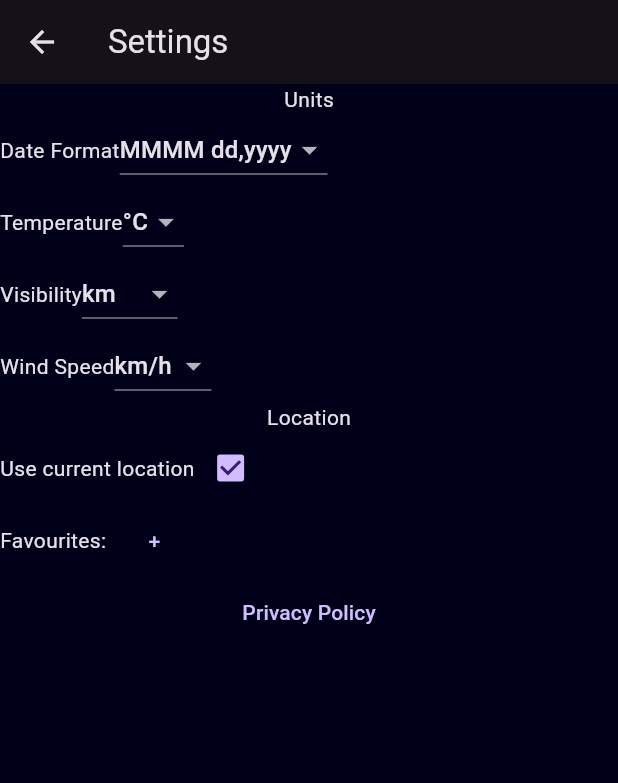
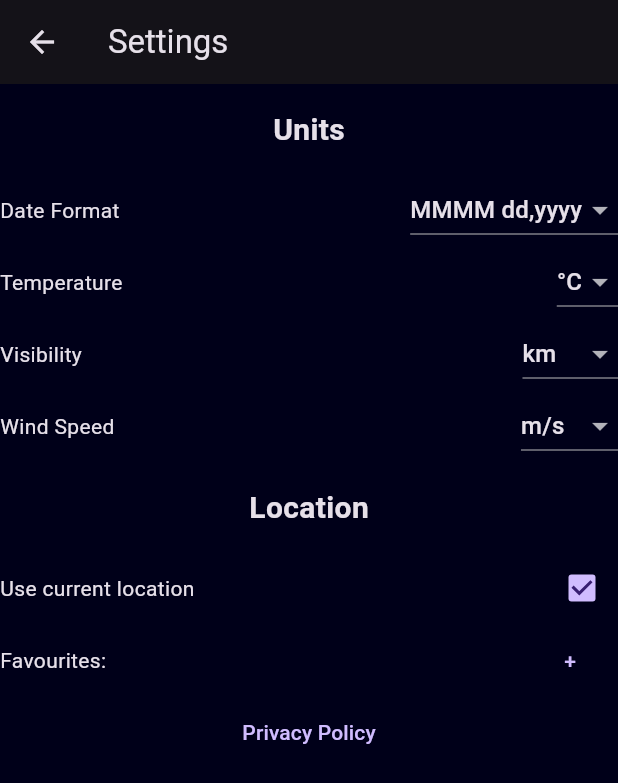
Before and after one commit to Layomiiety/Stargazing-Weather-App-Hi-fi, a Flutter app: the SettingsScreen screen opened directly, on a phone screen of 412 x 824 dp. Shown: the top 783 px of the screen. Run offline on Flutter 3.47's test engine with Material 2 defaults, Android fonts, the phone set to English and light mode, and no system bars; our stand-ins replace fl_chart, geolocator, get, google_maps_flutter; missing offline and left inert: shadow; network calls fail.

Commit message:
layout change

```diff
--- a/lib/models/preferences.dart
+++ b/lib/models/preferences.dart
@@ -2,7 +2,7 @@
 
 class Preferences {
   static String temperatureUnits = '°C';
-  static String windSpeedUnits = 'km/h';
+  static String windSpeedUnits = 'm/s';
   static String visibilityUnits = 'km';
   static String dateFormat = 'MMMM dd,yyyy';
   static bool useCurrentLocation = true;
--- a/lib/screens/settings_screen.dart
+++ b/lib/screens/settings_screen.dart
@@ -31,6 +31,7 @@ class SettingsState extends State<SettingsScreen> {
     List<Widget> w = <Widget>[];
     for (int i = 0; i < l.length; i++) {
       w.add(Row(
+        mainAxisAlignment: MainAxisAlignment.spaceBetween,
         children: [
           Text(l[i]),
           TextButton(
@@ -69,8 +70,12 @@ class SettingsState extends State<SettingsScreen> {
             Center(
                 child: Column(
               children: [
-                const Text('Units'),
-                Row(children: [
+                const Text('Units',
+                    style: TextStyle(
+                        fontWeight: FontWeight.bold, height: 3, fontSize: 20)),
+                Row(
+                    mainAxisAlignment: MainAxisAlignment.spaceBetween,
+                    children: [
                       const Text('Date Format'),
                       DropdownButton(
                           value: Preferences.dateFormat,
@@ -85,7 +90,9 @@ class SettingsState extends State<SettingsScreen> {
                             });
                           })
                     ]),
-                Row(children: [
+                Row(
+                    mainAxisAlignment: MainAxisAlignment.spaceBetween,
+                    children: [
                       const Text('Temperature'),
                       DropdownButton(
                           value: Preferences.temperatureUnits,
@@ -100,7 +107,9 @@ class SettingsState extends State<SettingsScreen> {
                             });
                           })
                     ]),
-                Row(children: [
+                Row(
+                    mainAxisAlignment: MainAxisAlignment.spaceBetween,
+                    children: [
                       const Text('Visibility'),
                       DropdownButton(
                           value: Preferences.visibilityUnits,
@@ -115,7 +124,9 @@ class SettingsState extends State<SettingsScreen> {
                             });
                           })
                     ]),
-                Row(children: [
+                Row(
+                    mainAxisAlignment: MainAxisAlignment.spaceBetween,
+                    children: [
                       const Text('Wind Speed'),
                       DropdownButton(
                           value: Preferences.windSpeedUnits,
@@ -134,8 +145,11 @@ class SettingsState extends State<SettingsScreen> {
             )),
             Center(
                 child: Column(children: [
-              const Text('Location'),
+              const Text('Location',
+                  style: TextStyle(
+                      fontWeight: FontWeight.bold, height: 3, fontSize: 20)),
               Row(
+                mainAxisAlignment: MainAxisAlignment.spaceBetween,
                 children: [
                   const Text('Use current location'),
                   Checkbox(
@@ -148,6 +162,7 @@ class SettingsState extends State<SettingsScreen> {
                 ],
               ),
               Row(
+                mainAxisAlignment: MainAxisAlignment.spaceBetween,
                 children: [
                   const Text('Favourites:'),
                   TextButton(
```
Lines whose indentation alone changed are shown as unchanged.
